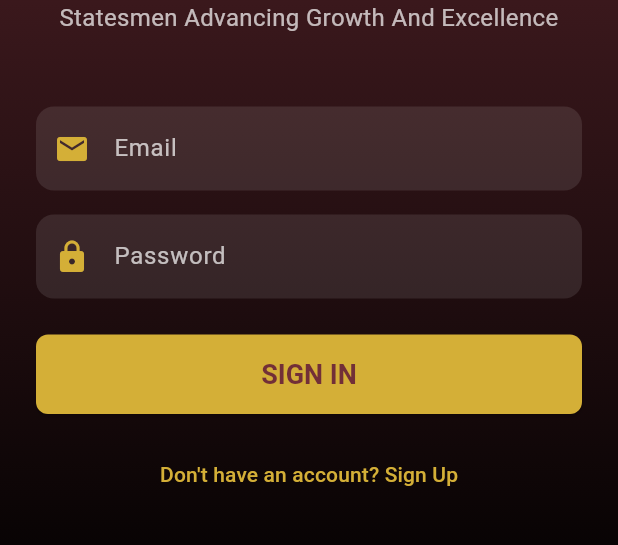
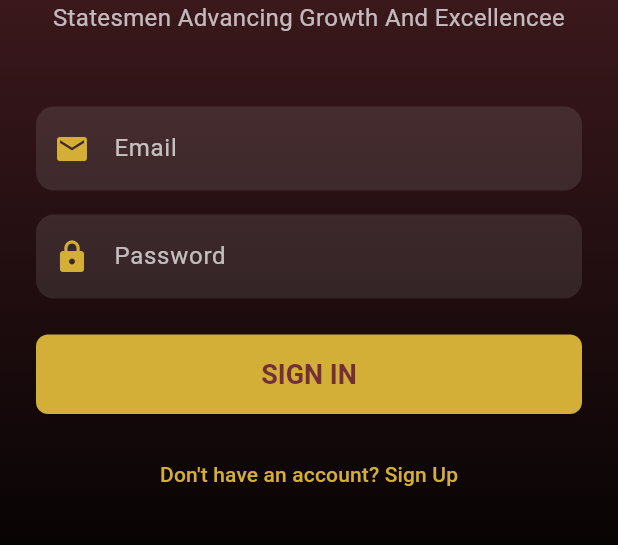
Before and after one commit to saintdmix/sage, a Flutter app: the screen it shows after launch, on a phone screen of 412 x 824 dp, the part 603-1148 px from its top. Run offline on Flutter 3.47's test engine with Material 3 defaults, Android fonts, the light colour scheme and no system bars; our stand-ins replace cloud_firestore, firebase_auth, firebase_core, firebase_storage, flutter_bloc, image_picker; accounts and stored records are empty.

Commit message:
new reprro

```diff
--- a/lib/screens/auth/sign_in_screen.dart
+++ b/lib/screens/auth/sign_in_screen.dart
@@ -74,7 +74,7 @@ class _SignInScreenState extends State<SignInScreen> {
                       ),
                     ),
                     const Text(
-                      'Statesmen Advancing Growth And Excellence',
+                      'Statesmen Advancing Growth And Excellencee',
                       textAlign: TextAlign.center,
                       style: TextStyle(color: Colors.white70, fontSize: 16),
                     ),
```
Also changed, not shown: 6 other files.
